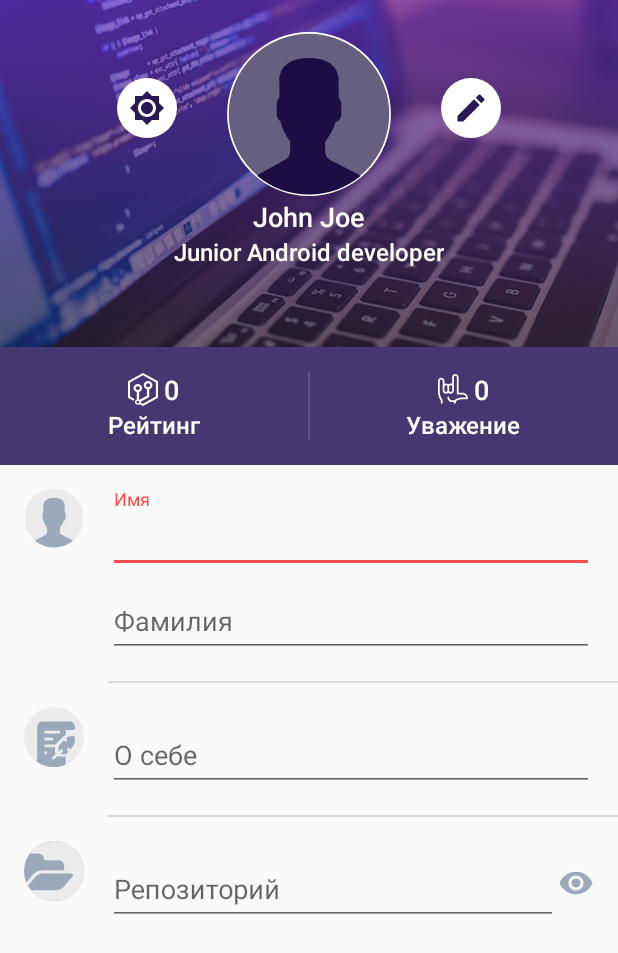
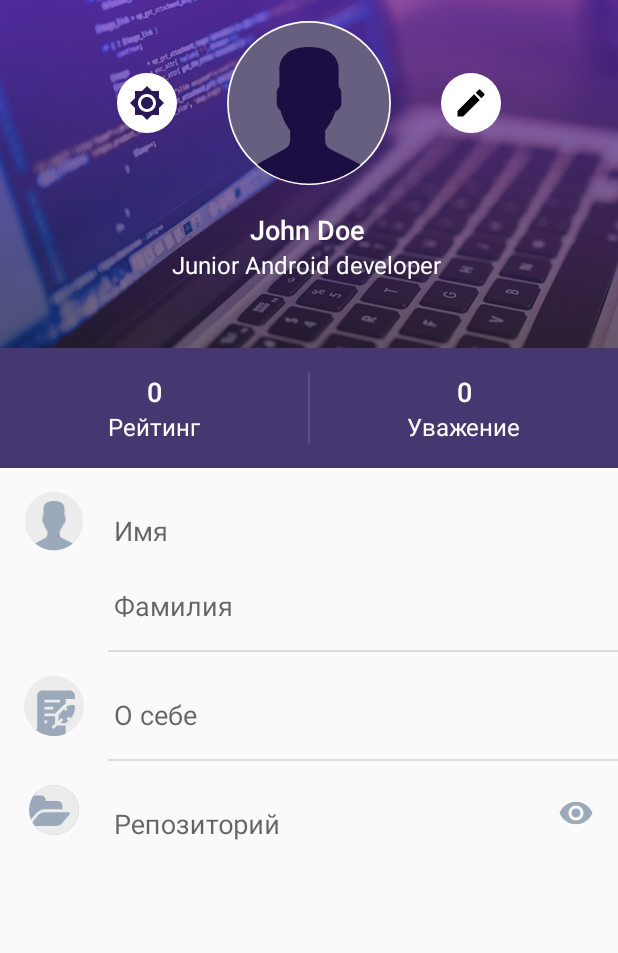
Before and after one commit to KatMisato/dev-intensive-2019, an Android app: the screen it shows after launch (ProfileActivity), on a phone screen of 412 x 824 dp. Shown: the top 953 px of the screen. Run offline under Robolectric (Android 15) with nearby library versions, the phone set to English and light mode, and no system bars.

Commit message:
continue lesson

```diff
--- a/app/src/main/java/ru/skillbranch/devintensive/ui/profile/ProfileActivity.kt
+++ b/app/src/main/java/ru/skillbranch/devintensive/ui/profile/ProfileActivity.kt
@@ -1,20 +1,93 @@
 package ru.skillbranch.devintensive.ui.profile
 
+import android.graphics.ColorFilter
+import android.graphics.PorterDuff
+import android.graphics.PorterDuffColorFilter
 import android.os.Bundle
 import android.util.Log
+import android.view.View
+import android.widget.EditText
+import android.widget.TextView
 import androidx.appcompat.app.AppCompatActivity
+import kotlinx.android.synthetic.main.activity_profile_constraint.*
 import ru.skillbranch.devintensive.R
 
 class ProfileActivity : AppCompatActivity() {
+    companion object {
+        const val IS_EDIT_MODE = "IS_EDIT_MODE"
+    }
 
+    var isEditMode = false
+    lateinit var viewFields: Map<String, TextView>
 
     override fun onCreate(savedInstanceState: Bundle?) {
         super.onCreate(savedInstanceState)
-        setContentView(R.layout.activity_profile)
+        setContentView(R.layout.activity_profile_constraint)
+        initViews(savedInstanceState)
         Log.d("M_MainActivity", "onCreate")
     }
 
     override fun onSaveInstanceState(outState: Bundle?) {
         super.onSaveInstanceState(outState)
+        outState?.putBoolean(IS_EDIT_MODE, isEditMode)
+    }
+
+    private fun initViews(savedInstanceState: Bundle?) {
+        viewFields = mapOf(
+            "nickname" to tv_nick_name,
+            "rank" to tv_rank,
+            "firstName" to et_first_name,
+            "lastName" to et_last_name,
+            "about" to et_about,
+            "repository" to et_repository,
+            "rating" to tv_rating,
+            "respect" to tv_respect
+        )
+
+        isEditMode = savedInstanceState?.getBoolean(IS_EDIT_MODE, false) ?: false
+        showCurrentMode(isEditMode)
+
+        btn_edit.setOnClickListener {
+            isEditMode = !isEditMode
+            showCurrentMode(isEditMode)
+        }
+    }
+
+    private fun showCurrentMode(isEdit: Boolean) {
+        val info = viewFields.filter {
+            setOf(
+                "firstName",
+                "lastName",
+                "about",
+                "repository"
+            ).contains(it.key)
+        }
+        for ((_, v) in info) {
+            v as EditText
+            v.isFocusable = isEdit
+            v.isFocusableInTouchMode = isEdit
+            v.isEnabled = isEdit
+            v.background.alpha = if (isEdit) 255 else 0
+        }
+        ic_eye.visibility = if (isEdit) View.GONE else View.VISIBLE
+        wr_about.isCounterEnabled = isEdit
+        with(btn_edit) {
+            val filter: ColorFilter? = if (isEdit) {
+                PorterDuffColorFilter(
+                    resources.getColor(R.color.color_accent, theme),
+                    PorterDuff.Mode.SRC_IN
+                )
+            } else {
+                null
+            }
+            val icon = if (isEdit) {
+                resources.getDrawable(R.drawable.ic_save_black_24dp)
+            } else {
+                resources.getDrawable(R.drawable.ic_edit_black_24dp)
+            }
+
+            background.colorFilter = filter
+            setImageDrawable(icon)
+        }
     }
 }
--- /dev/null
+++ b/app/src/main/java/ru/skillbranch/devintensive/viewmodels/ProfileViewModel.kt
@@ -0,0 +1 @@
+package ru.skillbranch.devintensive.viewmodels
--- a/app/src/main/res/layout/activity_profile.xml
+++ b/app/src/main/res/layout/activity_profile.xml
@@ -25,6 +25,7 @@
             android:layout_marginBottom="@dimen/spacing_normal_16">
 
             <ImageButton
+                android:id="@+id/btn_switch_theme"
                 android:layout_width="@dimen/btn_round_size_40"
                 android:layout_height="@dimen/btn_round_size_40"
                 android:layout_marginTop="@dimen/spacing_huge_32"
@@ -43,6 +44,7 @@
                 android:src="@drawable/avatar_default" />
 
             <ImageButton
+                android:id="@+id/btn_edit"
                 android:layout_width="@dimen/btn_round_size_40"
                 android:layout_height="@dimen/btn_round_size_40"
                 android:layout_marginStart="@dimen/spacing_huge_32"
@@ -53,26 +55,22 @@
                 android:src="@drawable/ic_edit_black_24dp" />
 
             <TextView
-                android:id="@+id/tv_name"
+                android:id="@+id/tv_nick_name"
+                style="@style/Profile.Header.Nickname"
                 android:layout_width="wrap_content"
                 android:layout_height="wrap_content"
                 android:layout_below="@id/avatar"
                 android:layout_centerHorizontal="true"
-                android:fontFamily="sans-serif-medium"
-                android:text="John Joe"
-                android:textColor="@android:color/white"
-                android:textSize="@dimen/font_large_20" />
+                android:text="John Joe" />
 
             <TextView
                 android:id="@+id/tv_rank"
+                style="@style/Profile.Header.Rank"
                 android:layout_width="wrap_content"
                 android:layout_height="wrap_content"
-                android:layout_below="@id/tv_name"
+                android:layout_below="@id/tv_nick_name"
                 android:layout_centerHorizontal="true"
-                android:fontFamily="sans-serif-medium"
-                android:text="Junior Android developer"
-                android:textColor="@android:color/white"
-                android:textSize="@dimen/font_normal_16" />
+                android:text="Junior Android developer" />
         </RelativeLayout>
     </FrameLayout>
 
@@ -92,22 +90,18 @@
             android:paddingBottom="@dimen/spacing_normal_16">
 
             <TextView
+                android:id="@id/tv_rating"
+                style="@style/Profile.Metrics.Value"
                 android:layout_width="wrap_content"
                 android:layout_height="wrap_content"
                 android:drawableStart="@drawable/ic_sp_24"
-                android:drawablePadding="@dimen/spacing_tiny_4"
-                android:fontFamily="sans-serif-medium"
-                android:text="0"
-                android:textColor="@android:color/white"
-                android:textSize="@dimen/font_large_20" />
+                android:text="0" />
 
             <TextView
+                style="@style/Profile.Metrics.Label"
                 android:layout_width="wrap_content"
                 android:layout_height="wrap_content"
-                android:fontFamily="sans-serif-medium"
-                android:text="@string/profile_label_rating"
-                android:textColor="@android:color/white"
-                android:textSize="@dimen/font_normal_16" />
+                android:text="@string/profile_label_rating" />
         </LinearLayout>
 
         <View
@@ -127,30 +121,25 @@
             android:paddingBottom="@dimen/spacing_normal_16">
 
             <TextView
+                android:id="@id/tv_respect"
+                style="@style/Profile.Metrics.Value"
                 android:layout_width="wrap_content"
                 android:layout_height="wrap_content"
                 android:drawableStart="@drawable/ic_respect_24"
-                android:drawablePadding="@dimen/spacing_tiny_4"
-                android:fontFamily="sans-serif-medium"
-                android:text="0"
-                android:textColor="@android:color/white"
-                android:textSize="@dimen/font_large_20" />
-
+                android:text="0" />
 
             <TextView
+                style="@style/Profile.Metrics.Label"
                 android:layout_width="wrap_content"
                 android:layout_height="wrap_content"
-                android:fontFamily="sans-serif-medium"
-                android:text="@string/profile_label_respect"
-                android:textColor="@android:color/white"
-                android:textSize="@dimen/font_normal_16" />
+                android:text="@string/profile_label_respect" />
         </LinearLayout>
     </LinearLayout>
 
     <RelativeLayout
+        style="@style/Profile.InfoItem"
         android:layout_width="match_parent"
-        android:layout_height="wrap_content"
-        android:padding="@dimen/spacing_normal_16">
+        android:layout_height="wrap_content">
 
         <ImageView
             android:id="@+id/ic_avatar"
@@ -168,11 +157,14 @@
 
             <EditText
                 android:id="@+id/et_first_name"
+                style="@style/Profile.EditText.Single"
                 android:layout_width="match_parent"
                 android:layout_height="wrap_content"
                 android:autofillHints="true"
                 android:hint="@string/profile_hint_first_name"
-                android:inputType="text" />
+                android:imeOptions="actionNext"
+                android:inputType="textPersonName"
+                tools:text="John" />
         </com.google.android.material.textfield.TextInputLayout>
 
         <com.google.android.material.textfield.TextInputLayout
@@ -185,11 +177,14 @@
 
             <EditText
                 android:id="@+id/et_last_name"
+                style="@style/Profile.EditText.Single"
                 android:layout_width="match_parent"
                 android:layout_height="wrap_content"
                 android:autofillHints="true"
                 android:hint="@string/profile_hint_last_name"
-                android:inputType="text" />
+                android:imeOptions="actionNext"
+                android:inputType="textPersonName"
+                tools:text="Doe" />
         </com.google.android.material.textfield.TextInputLayout>
 
         <ImageView
@@ -206,10 +201,10 @@
         android:background="@color/color_divider_dark" />
 
     <LinearLayout
+        style="@style/Profile.InfoItem"
         android:layout_width="match_parent"
         android:layout_height="wrap_content"
-        android:orientation="horizontal"
-        android:padding="@dimen/spacing_normal_16">
+        android:orientation="horizontal">
 
         <ImageView
             android:id="@+id/ic_about"
@@ -226,11 +221,13 @@
 
             <EditText
                 android:id="@+id/et_about"
+                style="@style/Profile.EditText.MultiLine"
                 android:layout_width="match_parent"
                 android:layout_height="wrap_content"
                 android:autofillHints="true"
                 android:hint="@string/profile_hint_about"
-                android:inputType="text" />
+                android:imeOptions="actionNext"
+                android:inputType="textMultiLine" />
         </com.google.android.material.textfield.TextInputLayout>
     </LinearLayout>
 
@@ -241,10 +238,11 @@
         android:background="@color/color_divider_dark" />
 
     <LinearLayout
+        style="@style/Profile.InfoItem"
         android:layout_width="match_parent"
         android:layout_height="wrap_content"
-        android:orientation="horizontal"
-        android:padding="@dimen/spacing_normal_16">
+        android:minHeight="@dimen/space_maximum_72"
+        android:orientation="horizontal">
 
         <ImageView
             android:id="@+id/ic_repository"
@@ -262,11 +260,13 @@
 
             <EditText
                 android:id="@+id/et_repository"
+                style="@style/Profile.EditText.Single"
                 android:layout_width="match_parent"
                 android:layout_height="wrap_content"
                 android:autofillHints="true"
                 android:hint="@string/profile_hint_repository"
-                android:inputType="text" />
+                android:imeOptions="actionDone"
+                android:inputType="textUri" />
         </com.google.android.material.textfield.TextInputLayout>
 
         <ImageView
--- /dev/null
+++ b/app/src/main/res/layout/activity_profile_constraint.xml
@@ -0,0 +1,293 @@
+<?xml version="1.0" encoding="utf-8"?>
+<androidx.constraintlayout.widget.ConstraintLayout xmlns:android="http://schemas.android.com/apk/res/android"
+    xmlns:app="http://schemas.android.com/apk/res-auto"
+    xmlns:tools="http://schemas.android.com/tools"
+    android:id="@+id/linearLayout"
+    android:layout_width="match_parent"
+    android:layout_height="match_parent"
+    android:orientation="vertical"
+    tools:context=".ui.profile.ProfileActivity">
+
+    <ImageView
+        android:id="@+id/imageView"
+        android:layout_width="0dp"
+        android:layout_height="0dp"
+        android:scaleType="centerCrop"
+        app:layout_constraintDimensionRatio="16:9"
+        app:layout_constraintEnd_toEndOf="parent"
+        app:layout_constraintHorizontal_bias="1.0"
+        app:layout_constraintStart_toStartOf="parent"
+        app:layout_constraintTop_toTopOf="parent"
+        app:srcCompat="@drawable/profile_bg" />
+
+    <ImageView
+        android:id="@+id/iv_avatar"
+        android:layout_width="@dimen/avatar_round_size"
+        android:layout_height="@dimen/avatar_round_size"
+        app:layout_constraintBottom_toTopOf="@+id/tv_nick_name"
+        app:layout_constraintEnd_toEndOf="parent"
+        app:layout_constraintHorizontal_bias="0.5"
+        app:layout_constraintStart_toStartOf="parent"
+        app:layout_constraintTop_toBottomOf="@+id/imageView"
+        app:srcCompat="@drawable/avatar_default" />
+
+    <ImageButton
+        android:id="@+id/btn_switch_theme"
+        android:layout_width="@dimen/btn_round_size_40"
+        android:layout_height="@dimen/btn_round_size_40"
+        android:layout_marginEnd="32dp"
+        android:background="@drawable/btn_round_bg"
+        app:layout_constraintBottom_toBottomOf="@+id/iv_avatar"
+        app:layout_constraintEnd_toStartOf="@+id/iv_avatar"
+        app:layout_constraintTop_toTopOf="@+id/iv_avatar"
+        app:srcCompat="@drawable/ic_switch_day_night" />
+
+    <ImageButton
+        android:id="@+id/btn_edit"
+        android:layout_width="@dimen/btn_round_size_40"
+        android:layout_height="@dimen/btn_round_size_40"
+        android:layout_marginStart="32dp"
+        android:background="@drawable/btn_round_bg"
+        app:layout_constraintBottom_toBottomOf="@+id/iv_avatar"
+        app:layout_constraintStart_toEndOf="@+id/iv_avatar"
+        app:layout_constraintTop_toTopOf="@+id/iv_avatar"
+        app:srcCompat="@drawable/ic_edit_black_24dp" />
+
+    <TextView
+        android:id="@+id/tv_nick_name"
+        style="@style/Profile.Header.Nickname"
+        android:layout_width="wrap_content"
+        android:layout_height="wrap_content"
+        android:layout_marginTop="16dp"
+        android:text="John Doe"
+        app:layout_constraintBottom_toTopOf="@+id/tv_rank"
+        app:layout_constraintEnd_toEndOf="@+id/iv_avatar"
+        app:layout_constraintHorizontal_bias="0.472"
+        app:layout_constraintStart_toStartOf="@+id/iv_avatar"
+        app:layout_constraintTop_toBottomOf="@+id/iv_avatar" />
+
+    <TextView
+        android:id="@+id/tv_rank"
+        style="@style/Profile.Header.Rank"
+        android:layout_width="wrap_content"
+        android:layout_height="wrap_content"
+        android:layout_marginBottom="32dp"
+        android:text="Junior Android developer"
+        app:layout_constraintBottom_toTopOf="@+id/imageView"
+        app:layout_constraintEnd_toEndOf="@+id/tv_nick_name"
+        app:layout_constraintHorizontal_bias="0.5"
+        app:layout_constraintStart_toStartOf="@+id/tv_nick_name"
+        app:layout_constraintTop_toBottomOf="@+id/tv_nick_name" />
+
+    <View
+        android:id="@+id/view3"
+        android:layout_width="0dp"
+        android:layout_height="80dp"
+        android:background="@color/color_primary_light"
+        app:layout_constraintEnd_toEndOf="parent"
+        app:layout_constraintHorizontal_bias="0.0"
+        app:layout_constraintStart_toStartOf="parent"
+        app:layout_constraintTop_toBottomOf="@+id/imageView" />
+
+    <View
+        android:id="@+id/view4"
+        android:layout_width="1dp"
+        android:layout_height="0dp"
+        android:layout_marginTop="16dp"
+        android:layout_marginBottom="16dp"
+        android:background="@color/color_divider_light"
+        app:layout_constraintBottom_toBottomOf="@+id/view3"
+        app:layout_constraintEnd_toEndOf="@+id/view3"
+        app:layout_constraintStart_toStartOf="@+id/view3"
+        app:layout_constraintTop_toBottomOf="@+id/imageView" />
+
+    <TextView
+        android:id="@+id/tv_rating"
+        style="@style/Profile.Metrics.Value"
+        android:layout_width="wrap_content"
+        android:layout_height="wrap_content"
+        android:text="0"
+        app:layout_constraintBottom_toTopOf="@+id/textView4"
+        app:layout_constraintEnd_toStartOf="@+id/view4"
+        app:layout_constraintStart_toStartOf="@+id/view3"
+        app:layout_constraintTop_toBottomOf="@+id/imageView"
+        app:layout_constraintVertical_chainStyle="packed" />
+
+    <TextView
+        android:id="@+id/textView4"
+        style="@style/Profile.Metrics.Label"
+        android:layout_width="wrap_content"
+        android:layout_height="wrap_content"
+        android:text="@string/profile_label_rating"
+        app:layout_constraintBottom_toBottomOf="@+id/view3"
+        app:layout_constraintEnd_toEndOf="@+id/tv_rating"
+        app:layout_constraintHorizontal_bias="0.5"
+        app:layout_constraintStart_toStartOf="@+id/tv_rating"
+        app:layout_constraintTop_toBottomOf="@+id/tv_rating" />
+
+    <TextView
+        android:id="@+id/tv_respect"
+        style="@style/Profile.Metrics.Value"
+        android:layout_width="wrap_content"
+        android:layout_height="wrap_content"
+        android:text="0"
+        app:layout_constraintBottom_toTopOf="@+id/textView6"
+        app:layout_constraintEnd_toEndOf="parent"
+        app:layout_constraintStart_toEndOf="@+id/view4"
+        app:layout_constraintTop_toBottomOf="@+id/imageView"
+        app:layout_constraintVertical_chainStyle="packed" />
+
+    <TextView
+        android:id="@+id/textView6"
+        style="@style/Profile.Metrics.Label"
+        android:layout_width="wrap_content"
+        android:layout_height="wrap_content"
+        android:hint="@string/profile_label_respect"
+        android:text="@string/profile_label_respect"
+        app:layout_constraintBottom_toBottomOf="@+id/view3"
+        app:layout_constraintEnd_toEndOf="@+id/tv_respect"
+        app:layout_constraintHorizontal_bias="0.5"
+        app:layout_constraintStart_toStartOf="@+id/tv_respect"
+        app:layout_constraintTop_toBottomOf="@+id/tv_respect" />
+
+    <ImageView
+        android:id="@+id/imageView4"
+        android:layout_width="@dimen/btn_round_size_40"
+        android:layout_height="@dimen/btn_round_size_40"
+        android:layout_marginStart="16dp"
+        android:layout_marginTop="16dp"
+        app:layout_constraintStart_toStartOf="parent"
+        app:layout_constraintTop_toBottomOf="@+id/view3"
+        app:srcCompat="@drawable/ic_avatar" />
+
+    <com.google.android.material.textfield.TextInputLayout
+        android:id="@+id/wr_first_name"
+        android:layout_width="0dp"
+        android:layout_height="wrap_content"
+        android:layout_marginStart="16dp"
+        android:layout_marginEnd="16dp"
+        app:layout_constraintEnd_toEndOf="parent"
+        app:layout_constraintStart_toEndOf="@+id/imageView4"
+        app:layout_constraintTop_toTopOf="@+id/imageView4">
+
+        <com.google.android.material.textfield.TextInputEditText
+            android:id="@id/et_first_name"
+            style="@style/Profile.EditText.Single"
+            android:layout_width="match_parent"
+            android:layout_height="wrap_content"
+            android:hint="@string/profile_hint_first_name"
+            tools:text="John" />
+    </com.google.android.material.textfield.TextInputLayout>
+
+    <com.google.android.material.textfield.TextInputLayout
+        android:id="@+id/wr_last_name"
+        android:layout_width="0dp"
+        android:layout_height="wrap_content"
+        app:layout_constraintEnd_toEndOf="@+id/wr_first_name"
+        app:layout_constraintStart_toStartOf="@+id/wr_first_name"
+        app:layout_constraintTop_toBottomOf="@+id/wr_first_name">
+
+        <com.google.android.material.textfield.TextInputEditText
+            android:id="@+id/et_last_name"
+            style="@style/Profile.EditText.Single"
+            android:layout_width="match_parent"
+            android:layout_height="wrap_content"
+            android:hint="@string/profile_hint_last_name"
+            tools:text="Doe" />
+    </com.google.android.material.textfield.TextInputLayout>
+
+    <View
+        android:id="@+id/divider"
+        android:layout_width="0dp"
+        android:layout_height="1dp"
+        android:layout_marginStart="@dimen/space_maximum_72"
+        android:layout_marginTop="5dp"
+        android:background="@color/color_divider_dark"
+        app:layout_constraintEnd_toEndOf="parent"
+        app:layout_constraintStart_toStartOf="parent"
+        app:layout_constraintTop_toBottomOf="@+id/wr_last_name" />
+
+    <ImageView
+        android:id="@+id/imageView5"
+        android:layout_width="@dimen/btn_round_size_40"
+        android:layout_height="@dimen/btn_round_size_40"
+        android:layout_marginStart="16dp"
+        android:layout_marginTop="16dp"
+        app:layout_constraintStart_toStartOf="parent"
+        app:layout_constraintTop_toBottomOf="@+id/divider"
+        app:srcCompat="@drawable/ic_about" />
+
+    <com.google.android.material.textfield.TextInputLayout
+        android:id="@+id/wr_about"
+        android:layout_width="0dp"
+        android:layout_height="wrap_content"
+        android:layout_marginStart="16dp"
+        android:layout_marginEnd="16dp"
+        app:layout_constraintEnd_toEndOf="parent"
+        app:layout_constraintStart_toEndOf="@+id/imageView5"
+        app:layout_constraintTop_toTopOf="@+id/imageView5">
+
+        <com.google.android.material.textfield.TextInputEditText
+            android:id="@+id/et_about"
+            style="@style/Profile.EditText.MultiLine"
+            android:layout_width="match_parent"
+            android:layout_height="wrap_content"
+            android:hint="@string/profile_hint_about"
+            tools:text="Something" />
+    </com.google.android.material.textfield.TextInputLayout>
+
+    <View
+        android:id="@+id/divider2"
+        android:layout_width="0dp"
+        android:layout_height="1dp"
+        android:layout_marginStart="@dimen/space_maximum_72"
+        android:layout_marginTop="5dp"
+        android:background="@color/color_divider_dark"
+        app:layout_constraintEnd_toEndOf="parent"
+        app:layout_constraintStart_toStartOf="parent"
+        app:layout_constraintTop_toBottomOf="@+id/wr_about" />
+
+    <ImageView
+        android:id="@+id/imageView6"
+        android:layout_width="@dimen/btn_round_size_40"
+        android:layout_height="wrap_content"
+        android:layout_marginStart="16dp"
+        android:layout_marginTop="16dp"
+        app:layout_constraintStart_toStartOf="parent"
+        app:layout_constraintTop_toBottomOf="@+id/divider2"
+        app:srcCompat="@drawable/ic_repo" />
+
+    <ImageView
+        android:id="@+id/ic_eye"
+        style="@style/Profile.EditText.MultiLine"
+        android:layout_width="wrap_content"
+        android:layout_height="wrap_content"
+        android:layout_marginEnd="16dp"
+        app:layout_constraintBottom_toBottomOf="@+id/wr_repository"
+        app:layout_constraintEnd_toEndOf="parent"
+        app:layout_constraintHorizontal_bias="0.5"
+        app:layout_constraintStart_toEndOf="@+id/wr_repository"
+        app:layout_constraintTop_toBottomOf="@+id/divider2"
+        app:srcCompat="@drawable/ic_eye_24dp" />
+
+    <com.google.android.material.textfield.TextInputLayout
+        android:id="@+id/wr_repository"
+        android:layout_width="0dp"
+        android:layout_height="wrap_content"
+        android:layout_marginStart="16dp"
+        android:layout_marginEnd="16dp"
+        app:layout_constraintEnd_toEndOf="parent"
+        app:layout_constraintEnd_toStartOf="@+id/ic_eye"
+        app:layout_constraintHorizontal_bias="0.5"
+        app:layout_constraintStart_toEndOf="@+id/imageView6"
+        app:layout_constraintTop_toTopOf="@+id/imageView6">
+
+        <com.google.android.material.textfield.TextInputEditText
+            android:id="@+id/et_repository"
+            style="@style/Profile.EditText.Single"
+            android:layout_width="match_parent"
+            android:layout_height="wrap_content"
+            android:hint="@string/profile_hint_repository"
+            tools:text=" " />
+    </com.google.android.material.textfield.TextInputLayout>
+</androidx.constraintlayout.widget.ConstraintLayout>
```
